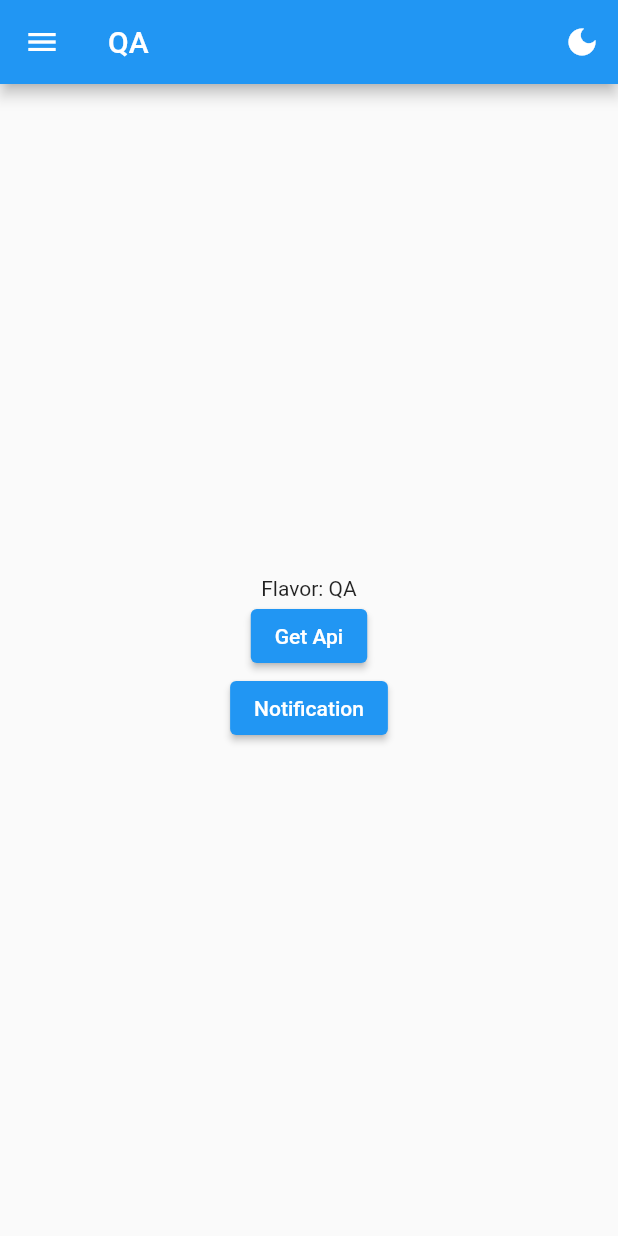
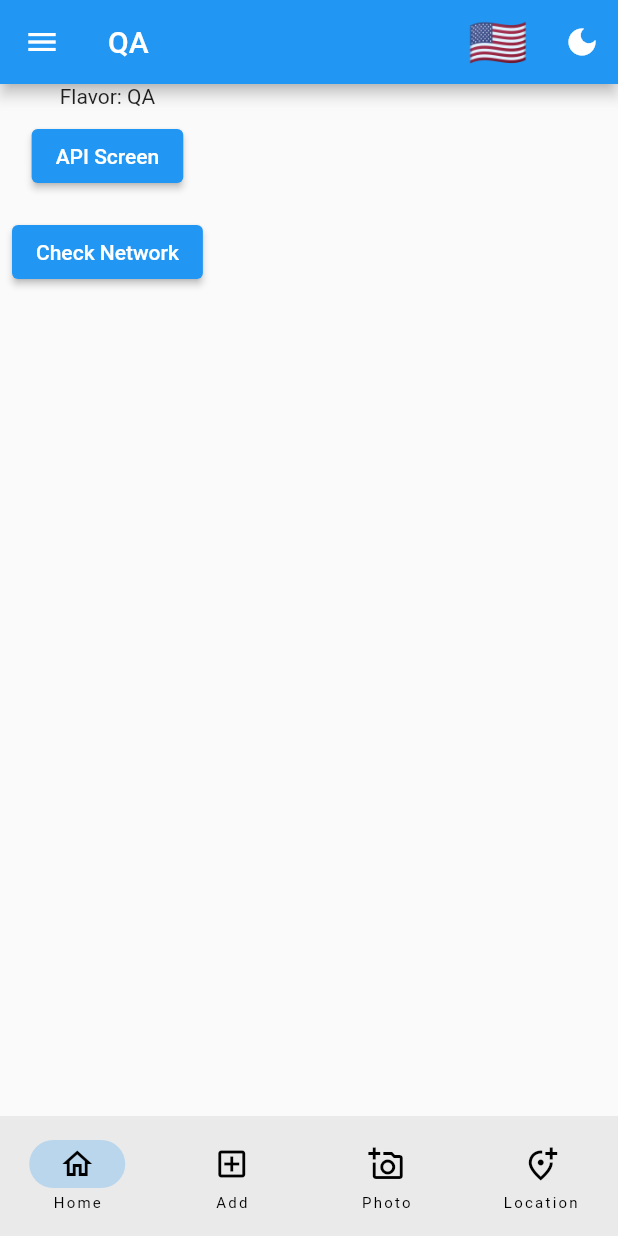
Before and after one commit to waqas3999/App_skeleton, a Flutter app: the screen it shows after launch, on a phone screen of 412 x 824 dp. Run offline on Flutter 3.47's test engine with Material 2 defaults, Android fonts, the phone set to English and light mode, and no system bars; drawn by our look-alikes of overlay_support; our stand-ins replace connectivity_plus, internet_connection_checker; generated files the repository leaves out were written again.

Commit message:
All things done without FCM Notification

```diff
--- /dev/null
+++ b/l10n.yaml
@@ -0,0 +1,3 @@
+arb-dir: lib/l10n
+template-arb-file: app_en.arb
+output-localization-file: app_localizations.dart
--- a/lib/screens/MyApp.dart
+++ b/lib/screens/MyApp.dart
@@ -1,14 +1,29 @@
+import 'package:connectivity_plus/connectivity_plus.dart';
 import 'package:flutter/material.dart';
+import 'package:flutter_gen/gen_l10n/app_localizations.dart';
+import 'package:flutter_localizations/flutter_localizations.dart';
+import 'package:internet_connection_checker/internet_connection_checker.dart';
+import 'package:multiple_flavor/api_data_fetching.dart';
 import 'package:multiple_flavor/config/flavor_config.dart';
-import 'package:multiple_flavor/data_parsing/api_data_fetching.dart';
+import 'package:multiple_flavor/l10n/l10n.dart';
+import 'package:multiple_flavor/provider/locale_provider.dart';
+import 'package:multiple_flavor/widgets/language_picker_widget.dart';
 import 'package:multiple_flavor/widgets/side_bar_navigation.dart';
+import 'package:overlay_support/overlay_support.dart';
+import 'package:provider/provider.dart';
 
 class MyApp extends StatelessWidget {
+  static final String title = 'Localication';
   static final ValueNotifier<ThemeMode> themeNotifier =
       ValueNotifier(ThemeMode.light);
   @override
-  Widget build(BuildContext context) {
-    return ValueListenableBuilder<ThemeMode>(
+  Widget build(BuildContext context) => ChangeNotifierProvider(
+      create: (context) => LocaleProvider(),
+      builder: (context, child) {
+        final provider = Provider.of<LocaleProvider>(context);
+
+        return OverlaySupport.global(
+          child: ValueListenableBuilder<ThemeMode>(
               valueListenable: themeNotifier,
               builder: (_, ThemeMode currentMode, __) {
                 return MaterialApp(
@@ -17,25 +32,46 @@ class MyApp extends StatelessWidget {
                   // themeMode: ThemeMode.system,
                   themeMode: currentMode,
                   title: FlavorConfig.instance.name,
+                  locale: provider.locale,
+                  supportedLocales: L10n.all,
+                  localizationsDelegates: [
+                    AppLocalizations.delegate,
+                    GlobalMaterialLocalizations.delegate,
+                    GlobalCupertinoLocalizations.delegate,
+                    GlobalWidgetsLocalizations.delegate,
+                  ],
                   home: HomePage(),
+                );
+              }),
         );
       });
 }
-}
 
 class HomePage extends StatelessWidget {
+  bool hasConnection = false;
+  ConnectivityResult _result = ConnectivityResult.none;
+
   @override
   Widget build(BuildContext context) {
     return Scaffold(
-      appBar: AppBar(
-          leading: IconButton(
-              onPressed: () {
-                Navigator.push(context,
-                    MaterialPageRoute(builder: (_) => NavigationDrawer()));
-              },
-              icon: Icon(Icons.menu)),
-          title: Text(FlavorConfig.instance.name),
-          actions: [
+      bottomNavigationBar: NavigationBar(
+        destinations: [
+          NavigationDestination(
+              icon: Icon(Icons.home_outlined),
+              label: AppLocalizations.of(context)!.home),
+          NavigationDestination(
+              icon: Icon(Icons.add_box_outlined),
+              label: AppLocalizations.of(context)!.add),
+          NavigationDestination(
+              icon: Icon(Icons.add_a_photo_outlined),
+              label: AppLocalizations.of(context)!.photo),
+          NavigationDestination(
+              icon: Icon(Icons.add_location_alt_outlined),
+              label: AppLocalizations.of(context)!.location)
+        ],
+      ),
+      appBar: AppBar(title: Text(FlavorConfig.instance.name), actions: [
+        LanguagePickerWidget(),
         IconButton(
             icon: Icon(MyApp.themeNotifier.value == ThemeMode.light
                 ? Icons.dark_mode
@@ -47,23 +83,75 @@ class HomePage extends StatelessWidget {
                       : ThemeMode.light;
             })
       ]),
-      body: Center(
-        child: Column(mainAxisAlignment: MainAxisAlignment.center, children: [
+      drawer: const NavigationDrawer(),
+      body: Column(
+        children: [
           Text("Flavor: ${FlavorConfig.instance.name}"),
-          ElevatedButton(
-              onPressed: () {
-                Navigator.push(context,
-                    MaterialPageRoute(builder: (_) => RestApiFetchExample()));
-              },
-              child: Text("Get Api")),
-          ElevatedButton(
+          Padding(
+            padding: const EdgeInsets.all(8.0),
+            child: ElevatedButton(
                 onPressed: () {
                   Navigator.push(
-                    context, MaterialPageRoute(builder: (_) => MyApp()));
+                    context,
+                    MaterialPageRoute(
+                        builder: (context) => const RestApiFetchExample()),
+                  );
                 },
-              child: Text("Notification")),
-        ]),
+                child: Text(AppLocalizations.of(context)!.open)),
+          ),
+          Padding(
+            padding: const EdgeInsets.all(8.0),
+            child: ElevatedButton(
+                onPressed: getConnectionNetworkReport,
+                child: Text(
+                  AppLocalizations.of(context)!.checknetwork,
+                )),
+          ),
+        ],
       ),
     );
   }
+
+/*
+   First you have to put 3 dependencies in your pubspec.yaml.
+   Just run these commands in your terminal to get dependencies.
+
+   1) flutter pub add internet_connection_checker
+   2) flutter pub add overlay_support
+   3) flutter pub add connectivity_plus
+*/
+
+  getConnectionNetworkReport() async {
+    hasConnection = await InternetConnectionChecker().hasConnection;
+
+    _result = await Connectivity().checkConnectivity();
+
+    final color = hasConnection ? Colors.green : Colors.red;
+    final text = hasConnection ? 'Internet Available' : 'No Internet';
+
+    if (_result == ConnectivityResult.mobile) {
+      showSimpleNotification(
+          Text(
+            "$text: Mobile Internet",
+            style: const TextStyle(color: Colors.white, fontSize: 20),
+          ),
+          background: color);
+    } else if (_result == ConnectivityResult.wifi) {
+      showSimpleNotification(
+          Text(
+            "$text: Wifi Internet",
+            style: const TextStyle(color: Colors.white, fontSize: 20),
+          ),
+          background: color);
+    } else {
+      showSimpleNotification(
+          Text(
+            "$text: No Internet",
+            style: const TextStyle(color: Colors.white, fontSize: 20),
+          ),
+          background: color);
     }
+  }
+
+  void clickedApi() {}
+}
--- a/pubspec.yaml
+++ b/pubspec.yaml
@@ -34,8 +34,6 @@ dependencies:
   flutter_localizations:
     sdk: flutter
   http: ^0.13.5
-  internet_connection_checker: ^0.0.1+4
-  overlay_support: ^2.0.1
   connectivity_plus: ^2.3.7
 
   # The following adds the Cupertino Icons font to your application.
@@ -43,8 +41,6 @@ dependencies:
   cupertino_icons: ^1.0.2
   internet_connection_checker: ^1.0.0+1
   overlay_support: ^2.0.1
-  connectivity_plus: ^2.3.8
-  http: ^0.13.5
   intl: ^0.17.0
   provider: ^6.0.3
 
```
Also changed, not shown: lib/MyApp.dart (deleted, +0 -158 lines), lib/side_bar_navigation.dart (deleted, +0 -79 lines), lib/widgets/side_bar_navigation.dart (+21 -7 lines), flutter_01.png (deleted), lib/firebase_options.dart, lib/widgets/language_picker_widget.dart (renamed from lib/widget/language_picker_widget.dart). Lines whose indentation alone changed are shown as unchanged.
